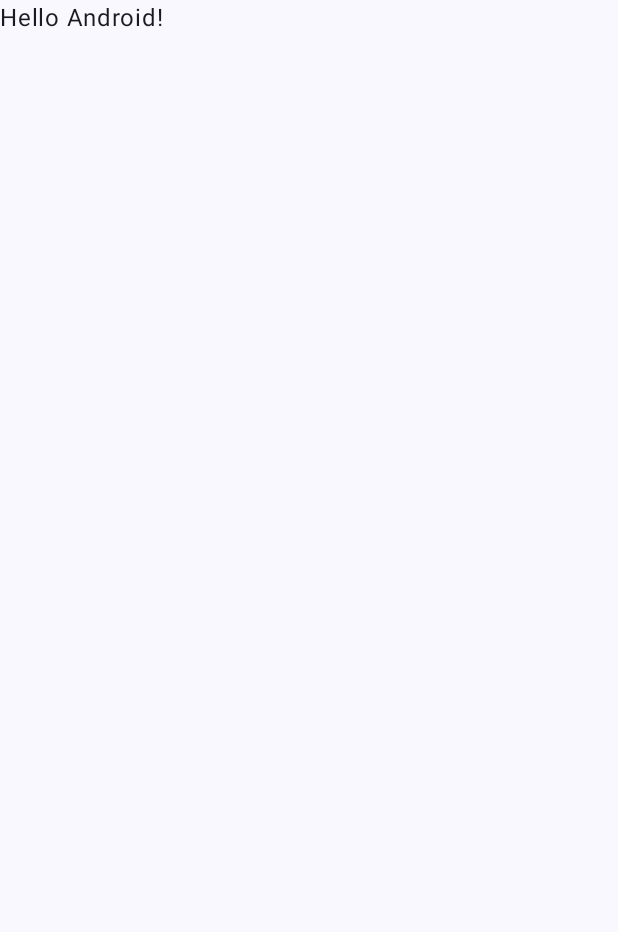
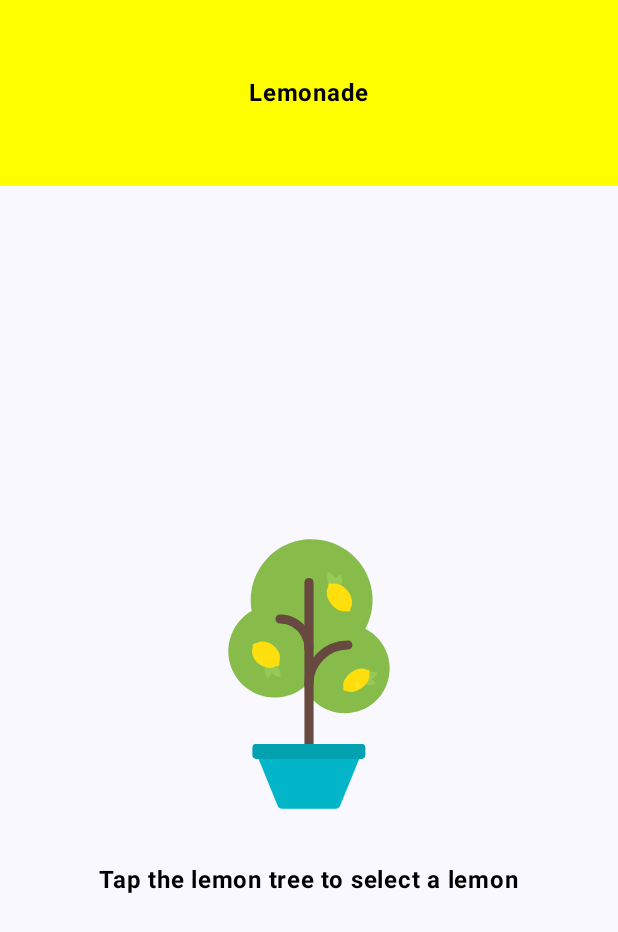
Before and after one commit to curiose/Lemonade, an Android app built with Jetpack Compose: the screen it shows after launch (MainActivity), on a phone screen of 412 x 824 dp. Before the commit the part shown is almost empty. Shown: the top 932 px of the screen. Run offline under Robolectric (Android 15) with nearby library versions, the phone set to English and light mode, and no system bars.

Commit message:
add header and first image

```diff
--- a/app/src/main/java/com/example/lemonade/MainActivity.kt
+++ b/app/src/main/java/com/example/lemonade/MainActivity.kt
@@ -4,13 +4,28 @@ import android.os.Bundle
 import androidx.activity.ComponentActivity
 import androidx.activity.compose.setContent
 import androidx.activity.enableEdgeToEdge
+import androidx.compose.foundation.Image
+import androidx.compose.foundation.background
+import androidx.compose.foundation.layout.Arrangement
+import androidx.compose.foundation.layout.Box
+import androidx.compose.foundation.layout.Column
 import androidx.compose.foundation.layout.fillMaxSize
+import androidx.compose.foundation.layout.fillMaxWidth
 import androidx.compose.foundation.layout.padding
-import androidx.compose.material3.Scaffold
+import androidx.compose.foundation.layout.wrapContentSize
+import androidx.compose.material3.MaterialTheme
+import androidx.compose.material3.Surface
 import androidx.compose.material3.Text
 import androidx.compose.runtime.Composable
+import androidx.compose.ui.Alignment
 import androidx.compose.ui.Modifier
+import androidx.compose.ui.graphics.Color
+import androidx.compose.ui.res.painterResource
+import androidx.compose.ui.res.stringResource
+import androidx.compose.ui.text.font.FontWeight
+import androidx.compose.ui.text.style.TextAlign
 import androidx.compose.ui.tooling.preview.Preview
+import androidx.compose.ui.unit.dp
 import com.example.lemonade.ui.theme.LemonadeTheme
 
 class MainActivity : ComponentActivity() {
@@ -19,29 +34,68 @@ class MainActivity : ComponentActivity() {
         enableEdgeToEdge()
         setContent {
             LemonadeTheme {
-                Scaffold(modifier = Modifier.fillMaxSize()) { innerPadding ->
-                    Greeting(
-                        name = "Android",
-                        modifier = Modifier.padding(innerPadding)
+                Surface(
+                    modifier = Modifier.fillMaxSize(),
+                    color = MaterialTheme.colorScheme.background
+                ) {
+
+                }
+                    LemonadeApp(
                     )
                 }
             }
         }
     }
+
+
+@Preview(showBackground = true)
+@Composable
+    fun LemonadeApp() {
+        Column(
+            modifier = Modifier.fillMaxSize()
+        ) {
+            HeaderLemonadeApp(
+                title = "Lemonade"
+            )
+            LemonadeAppWithButtonsAndImages()
+        }
 }
 
 @Composable
-fun Greeting(name: String, modifier: Modifier = Modifier) {
-    Text(
-        text = "Hello $name!",
-        modifier = modifier
-    )
+fun HeaderLemonadeApp(title: String) {
+    Box(
+        modifier = Modifier
+            .fillMaxWidth()
+            .background(Color.Yellow)
+            .padding(50.dp),
+
+    ) {
+        Text(
+            text = title,
+            fontWeight = FontWeight.Bold,
+            modifier = Modifier.align(Alignment.Center)
+        )
+    }
+
 }
 
-@Preview(showBackground = true)
 @Composable
-fun GreetingPreview() {
-    LemonadeTheme {
-        Greeting("Android")
+    fun LemonadeAppWithButtonsAndImages(modifier: Modifier = Modifier) {
+        Column(
+            modifier = Modifier
+                .fillMaxSize(),
+            verticalArrangement = Arrangement.Center,
+            horizontalAlignment = Alignment.CenterHorizontally
+        ) {
+            Image(
+                painter = painterResource(R.drawable.lemon_tree),
+                contentDescription = stringResource(R.string.lemon_tree_cd)
+            )
+            Text(
+                text = stringResource(R.string.lemon_tree),
+                modifier = Modifier
+                    .padding(top = 25.dp),
+                fontWeight = FontWeight.Bold,
+            )
+        }
     }
-}
--- /dev/null
+++ b/app/src/main/res/drawable/lemon_tree.xml
@@ -0,0 +1,156 @@
+<!--
+  ~ Copyright (C) 2021 The Android Open Source Project.
+  ~
+  ~ Licensed under the Apache License, Version 2.0 (the "License");
+  ~ you may not use this file except in compliance with the License.
+  ~ You may obtain a copy of the License at
+  ~
+  ~     http://www.apache.org/licenses/LICENSE-2.0
+  ~
+  ~ Unless required by applicable law or agreed to in writing, software
+  ~ distributed under the License is distributed on an "AS IS" BASIS,
+  ~ WITHOUT WARRANTIES OR CONDITIONS OF ANY KIND, either express or implied.
+  ~ See the License for the specific language governing permissions and
+  ~ limitations under the License.
+  -->
+<vector xmlns:android="http://schemas.android.com/apk/res/android"
+    android:width="160dp"
+    android:height="200dp"
+    android:viewportWidth="160"
+    android:viewportHeight="200">
+  <path
+      android:pathData="M117.621,69.862A40.639,40.639 0,1 0,41.114 50.753a40.925,40.925 0,0 0,0.638 7.215A30.9,30.9 0,1 0,76.8 108.594a29.806,29.806 0,1 0,40.826 -38.732Z"
+      android:fillColor="#87bc4b"/>
+  <path
+      android:pathData="M80,167.81L80,39.054"
+      android:strokeWidth="6.089"
+      android:fillColor="#00000000"
+      android:strokeColor="#68493f"
+      android:strokeLineCap="round"/>
+  <path
+      android:pathData="M79.918,106.668a26.017,26.017 0,0 1,26.017 -26.016"
+      android:strokeWidth="6.089"
+      android:fillColor="#00000000"
+      android:strokeColor="#68493f"
+      android:strokeLineCap="round"/>
+  <path
+      android:pathData="M60.685,63.353A19.223,19.223 0,0 1,79.918 82.587"
+      android:strokeWidth="6.089"
+      android:fillColor="#00000000"
+      android:strokeColor="#68493f"
+      android:strokeLineCap="round"/>
+  <path
+      android:pathData="M59.182,187.95 L45.43,154.305h68.977L100.655,187.95a3.11,3.11 0,0 1,-2.88 1.934H62.062A3.11,3.11 0,0 1,59.182 187.95Z"
+      android:fillColor="#02b5c8"/>
+  <path
+      android:pathData="M44.665,146.588L115.171,146.588A2.421,2.421 0,0 1,117.592 149.009L117.592,154.184A2.421,2.421 0,0 1,115.171 156.605L44.665,156.605A2.421,2.421 0,0 1,42.244 154.184L42.244,149.009A2.421,2.421 0,0 1,44.665 146.588z"
+      android:fillColor="#02a1b0"/>
+  <path
+      android:pathData="M61.007,102.268l-0,0a0,0 0,0 1,-0 0l-0,0A10.279,10.279 51.878,0 1,52.034 90.833l-0,0a0,0 0,0 1,-0 0l-0,0A10.279,10.279 51.878,0 1,61.007 102.268Z"
+      android:fillColor="#96ca54"/>
+  <path
+      android:pathData="M52.618,103.095l-0,0a0,0 0,0 1,-0 0l-0,0a8.174,8.174 91.611,0 1,0.325 -11.555l-0,0a0,0 0,0 1,-0 0l-0,0A8.174,8.174 91.611,0 1,52.618 103.095Z"
+      android:fillColor="#96ca54"/>
+  <path
+      android:pathData="M56.268,81.041c-3.506,-2.831 -7.9,-3.478 -10.9,-1.887h0q-0.206,0.11 -0.4,0.232a4.888,4.888 0,0 1,-1.012 0.286h0a1.4,1.4 0,0 0,-1.214 0.5,1.425 1.425,0 0,0 -0.163,1.487 1.132,1.132 0,0 1,-0.037 0.594c-0.077,0.184 -0.144,0.373 -0.2,0.565h0c-1.008,3.289 0.543,7.522 4.1,10.393 3.656,2.953 8.274,3.53 11.274,1.671h0l0.112,-0.072a2.7,2.7 0,0 1,1.068 -0.154,1.37 1.37,0 0,0 1.392,-1.808 3.3,3.3 0,0 1,0.137 -1.61c0.011,-0.04 0.021,-0.079 0.031,-0.119v0h0C61.275,87.879 59.711,83.821 56.268,81.041Z"
+      android:fillColor="#fede0d"/>
+  <path
+      android:pathData="M46.008,89.11c0.286,0.19 0.417,0.271 0.634,0.229 0.043,-0.009 0.122,-0.075 0.049,-0.192 -0.122,-0.2 -0.981,-0.917 -1.141,-0.734S45.815,88.981 46.008,89.11Z"
+      android:fillColor="#fff063"/>
+  <path
+      android:pathData="M48.226,93.066c0.286,0.191 0.417,0.272 0.633,0.229 0.044,-0.008 0.122,-0.075 0.05,-0.191 -0.122,-0.195 -0.981,-0.917 -1.141,-0.735S48.033,92.938 48.226,93.066Z"
+      android:fillColor="#fff063"/>
+  <path
+      android:pathData="M44.538,89.119c0.222,0.148 0.324,0.211 0.493,0.178 0.034,-0.007 0.095,-0.058 0.038,-0.149 -0.1,-0.152 -0.763,-0.713 -0.887,-0.571S44.388,89.019 44.538,89.119Z"
+      android:fillColor="#fff063"/>
+  <path
+      android:pathData="M46.006,90.408a2.613,2.613 0,0 0,0.371 0.133c0.144,0.048 0.2,-0.058 0.146,-0.146 -0.08,-0.147 -0.69,-0.667 -0.823,-0.512S45.81,90.325 46.006,90.408Z"
+      android:fillColor="#fff063"/>
+  <path
+      android:pathData="M48.888,92.249c0.208,0.131 0.3,0.185 0.488,0.117a0.132,0.132 0,0 0,0.067 -0.178c-0.073,-0.157 -0.678,-0.684 -0.835,-0.5S48.748,92.161 48.888,92.249Z"
+      android:fillColor="#fff063"/>
+  <path
+      android:pathData="M47.367,91.527c0.113,0.071 0.165,0.1 0.265,0.064a0.073,0.073 0,0 0,0.036 -0.1c-0.039,-0.085 -0.368,-0.371 -0.453,-0.271S47.291,91.479 47.367,91.527Z"
+      android:fillColor="#fff063"/>
+  <path
+      android:pathData="M49.391,90.712c0.192,0.132 0.279,0.188 0.412,0.177 0.027,0 0.072,-0.036 0.019,-0.11 -0.089,-0.124 -0.676,-0.608 -0.764,-0.51S49.261,90.623 49.391,90.712Z"
+      android:fillColor="#fff063"/>
+  <path
+      android:pathData="M46.307,91.743c0.113,0.071 0.165,0.1 0.265,0.063a0.072,0.072 0,0 0,0.037 -0.1c-0.04,-0.086 -0.369,-0.372 -0.454,-0.271S46.231,91.7 46.307,91.743Z"
+      android:fillColor="#fff063"/>
+  <path
+      android:pathData="M46.656,87.909c0.113,0.071 0.165,0.1 0.265,0.064a0.073,0.073 0,0 0,0.036 -0.1c-0.039,-0.086 -0.368,-0.371 -0.453,-0.271S46.58,87.861 46.656,87.909Z"
+      android:fillColor="#fff063"/>
+  <path
+      android:pathData="M47.734,89.409c0.15,0.094 0.219,0.133 0.351,0.084a0.1,0.1 0,0 0,0.048 -0.128c-0.052,-0.113 -0.487,-0.492 -0.6,-0.358S47.634,89.345 47.734,89.409Z"
+      android:fillColor="#fff063"/>
+  <path
+      android:pathData="M47.653,90.641c0.347,0.237 0.505,0.339 0.748,0.317 0.049,0 0.131,-0.068 0.035,-0.2 -0.16,-0.225 -1.22,-1.1 -1.383,-0.921S47.418,90.48 47.653,90.641Z"
+      android:fillColor="#fff063"/>
+  <path
+      android:pathData="M92.647,32.055l0,0a0,0 0,0 1,0 0l0,0A10.279,10.279 65.855,0 1,98.593 45.32l0,0a0,0 0,0 1,0 0l0,0A10.279,10.279 65.855,0 1,92.647 32.055Z"
+      android:fillColor="#96ca54"/>
+  <path
+      android:pathData="M100.988,33.278l0,0a0,0 0,0 1,0 0l0,0a8.174,8.174 105.588,0 1,-3.106 11.135l0,0a0,0 0,0 1,0 0l0,0A8.174,8.174 105.588,0 1,100.988 33.278Z"
+      android:fillColor="#96ca54"/>
+  <path
+      android:pathData="M94.692,53.224c2.8,3.706 6.8,5.624 9.872,5.025h0c0.14,-0.027 0.279,-0.06 0.415,-0.1a4.484,4.484 0,0 1,0.994 0.034h0a1.235,1.235 0,0 0,1.22 -0.109,1.286 1.286,0 0,0 0.4,-1.349 1.048,1.048 0,0 1,0.135 -0.546,5.429 5.429,0 0,0 0.284,-0.47h0c1.495,-2.788 0.756,-7.227 -2.086,-10.985 -2.923,-3.864 -7.144,-5.784 -10.262,-4.934h0c-0.04,0.01 -0.079,0.022 -0.117,0.033a2.6,2.6 0,0 1,-1.025 -0.174,1.218 1.218,0 0,0 -1.169,0.128 1.233,1.233 0,0 0,-0.436 1.155,3.055 3.055,0 0,1 -0.4,1.471l-0.049,0.1v0h0C91.16,45.308 91.94,49.585 94.692,53.224Z"
+      android:fillColor="#fede0d"/>
+  <path
+      android:pathData="M104.231,47.806c-0.231,-0.254 -0.339,-0.364 -0.559,-0.375 -0.045,0 -0.137,0.044 -0.095,0.174 0.072,0.219 0.731,1.127 0.93,0.988S104.387,47.978 104.231,47.806Z"
+      android:fillColor="#fff063"/>
+  <path
+      android:pathData="M102.827,44.072c-0.231,-0.254 -0.338,-0.364 -0.559,-0.375 -0.044,0 -0.137,0.043 -0.094,0.174 0.071,0.219 0.73,1.127 0.93,0.988S102.983,44.244 102.827,44.072Z"
+      android:fillColor="#fff063"/>
+  <path
+      android:pathData="M105.842,49.083c-0.18,-0.2 -0.264,-0.283 -0.435,-0.292 -0.035,0 -0.106,0.034 -0.073,0.135 0.055,0.171 0.568,0.877 0.723,0.769S105.963,49.216 105.842,49.083Z"
+      android:fillColor="#fff063"/>
+  <path
+      android:pathData="M101.988,44.705c-0.171,-0.177 -0.251,-0.253 -0.446,-0.231a0.132,0.132 0,0 0,-0.108 0.156c0.033,0.171 0.493,0.828 0.69,0.685S102.1,44.825 101.988,44.705Z"
+      android:fillColor="#fff063"/>
+  <path
+      android:pathData="M103.289,45.773c-0.092,-0.1 -0.136,-0.137 -0.242,-0.126a0.072,0.072 0,0 0,-0.058 0.085c0.017,0.093 0.267,0.45 0.374,0.373S103.352,45.838 103.289,45.773Z"
+      android:fillColor="#fff063"/>
+  <path
+      android:pathData="M104.37,45.82c-0.093,-0.1 -0.137,-0.138 -0.242,-0.126a0.072,0.072 0,0 0,-0.059 0.085c0.018,0.093 0.268,0.45 0.375,0.372S104.432,45.885 104.37,45.82Z"
+      android:fillColor="#fff063"/>
+  <path
+      android:pathData="M103.105,49.456c-0.092,-0.1 -0.136,-0.137 -0.242,-0.126a0.072,0.072 0,0 0,-0.058 0.085c0.018,0.093 0.267,0.45 0.374,0.372S103.168,49.521 103.105,49.456Z"
+      android:fillColor="#fff063"/>
+  <path
+      android:pathData="M102.421,47.74c-0.123,-0.127 -0.18,-0.182 -0.32,-0.166a0.1,0.1 0,0 0,-0.078 0.112c0.024,0.123 0.354,0.595 0.5,0.493S102.5,47.826 102.421,47.74Z"
+      android:fillColor="#fff063"/>
+  <path
+      android:pathData="M125.661,99.058l0,0a0,0 0,0 1,0 0l0,0a9.2,9.2 65.855,0 1,-11.872 5.322l0,0a0,0 0,0 1,0 0l0,0A9.2,9.2 65.855,0 1,125.661 99.058Z"
+      android:fillColor="#96ca54"/>
+  <path
+      android:pathData="M124.566,106.521l0,0a0,0 0,0 1,0 0l0,0a7.313,7.313 105.588,0 1,-9.962 -2.779l0,0a0,0 0,0 1,0 0l0,0A7.313,7.313 105.588,0 1,124.566 106.521Z"
+      android:fillColor="#96ca54"/>
+  <path
+      android:pathData="M107.812,99.2c-3.512,2.656 -5.4,6.35 -4.93,9.133h0c0.022,0.127 0.048,0.252 0.079,0.375a4.034,4.034 0,0 1,-0.059 0.907h0a1.093,1.093 0,0 0,0.067 1.108,1.152 1.152,0 0,0 1.239,0.329 0.945,0.945 0,0 1,0.5 0.108,4.614 4.614,0 0,0 0.428,0.246h0c2.542,1.285 6.675,0.489 10.236,-2.205 3.662,-2.769 5.559,-6.667 4.857,-9.484h0c-0.009,-0.035 -0.019,-0.07 -0.028,-0.1a2.418,2.418 0,0 1,0.19 -0.939,1.076 1.076,0 0,0 -0.087,-1.061 1.093,1.093 0,0 0,-1.057 -0.365,2.781 2.781,0 0,1 -1.353,-0.323l-0.093,-0.042h0C115.245,95.764 111.26,96.593 107.812,99.2Z"
+      android:fillColor="#fede0d"/>
+  <path
+      android:pathData="M115.523,107.783c0.268,-0.245 0.384,-0.359 0.4,-0.592 0,-0.047 -0.046,-0.145 -0.184,-0.1 -0.231,0.075 -1.192,0.773 -1.045,0.984S115.341,107.948 115.523,107.783Z"
+      android:fillColor="#fff063"/>
+  <path
+      android:pathData="M112.224,109.236a2.646,2.646 0,0 0,0.232 -0.347c0.086,-0.136 -0.009,-0.215 -0.112,-0.188 -0.172,0.045 -0.862,0.539 -0.737,0.715S112.089,109.416 112.224,109.236Z"
+      android:fillColor="#fff063"/>
+  <path
+      android:pathData="M113.722,108.124c0.1,-0.1 0.146,-0.144 0.133,-0.256a0.076,0.076 0,0 0,-0.09 -0.062c-0.1,0.019 -0.475,0.283 -0.394,0.4S113.654,108.19 113.722,108.124Z"
+      android:fillColor="#fff063"/>
+  <path
+      android:pathData="M113.4,105.837c0.184,-0.163 0.264,-0.239 0.287,-0.378 0,-0.028 -0.019,-0.083 -0.109,-0.048 -0.15,0.061 -0.8,0.539 -0.719,0.655S113.278,105.947 113.4,105.837Z"
+      android:fillColor="#fff063"/>
+  <path
+      android:pathData="M113.673,109.268c0.1,-0.1 0.145,-0.145 0.133,-0.256a0.076,0.076 0,0 0,-0.09 -0.062c-0.1,0.018 -0.476,0.283 -0.394,0.4S113.6,109.334 113.673,109.268Z"
+      android:fillColor="#fff063"/>
+  <path
+      android:pathData="M109.825,107.929c0.1,-0.1 0.145,-0.144 0.133,-0.256a0.078,0.078 0,0 0,-0.09 -0.062c-0.1,0.019 -0.476,0.284 -0.394,0.4S109.756,108 109.825,107.929Z"
+      android:fillColor="#fff063"/>
+  <path
+      android:pathData="M111.641,107.205c0.134,-0.129 0.192,-0.191 0.175,-0.339a0.1,0.1 0,0 0,-0.119 -0.082c-0.129,0.025 -0.629,0.375 -0.521,0.525S111.549,107.293 111.641,107.205Z"
+      android:fillColor="#fff063"/>
+  <path
+      android:pathData="M112.885,107.6c0.333,-0.3 0.478,-0.432 0.517,-0.688 0.008,-0.051 -0.037,-0.152 -0.2,-0.088 -0.272,0.108 -1.443,0.972 -1.3,1.186S112.66,107.8 112.885,107.6Z"
+      android:fillColor="#fff063"/>
+</vector>
--- a/app/src/main/res/values/strings.xml
+++ b/app/src/main/res/values/strings.xml
@@ -1,3 +1,11 @@
 <resources>
     <string name="app_name">Lemonade</string>
+    <string name="lemon_tree">Tap the lemon tree to select a lemon</string>
+    <string name="lemon_squeeze">Keep tapping the lemon to squeeze it</string>
+    <string name="lemonade_glass">Tap the lemonade to drink it</string>
+    <string name="empty_glass">Tap the empty glass to start again</string>
+    <string name="lemon_tree_cd">Lemon tree</string>
+    <string name="lemon">Lemon</string>
+    <string name="lemonade_glass_cd">Glass of lemonade</string>
+    <string name="empty_glass_cd">Empty glass</string>
 </resources>
```
Also changed, not shown: app/src/main/res/drawable/lemon_drink.xml (added, +103 -0 lines), app/src/main/res/drawable/lemon_restart.xml (added, +27 -0 lines), app/src/main/res/drawable/lemon_squeeze.xml (added, +69 -0 lines).
